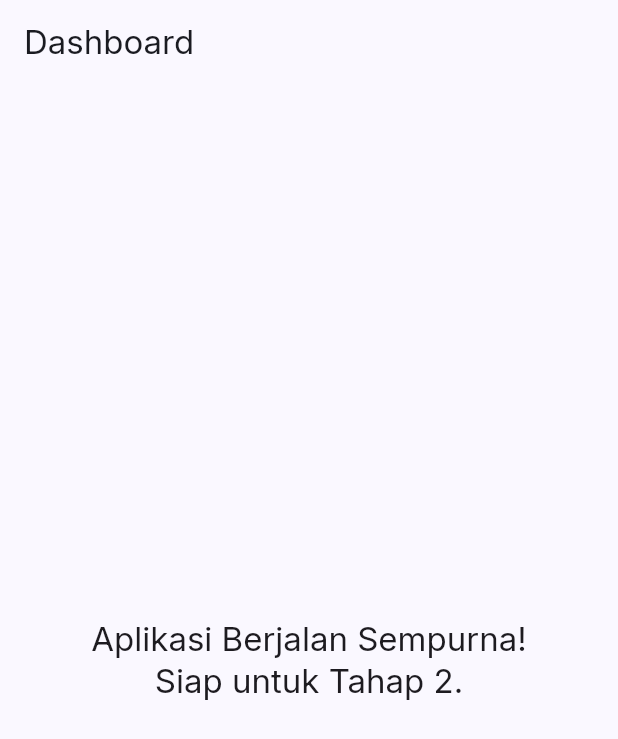
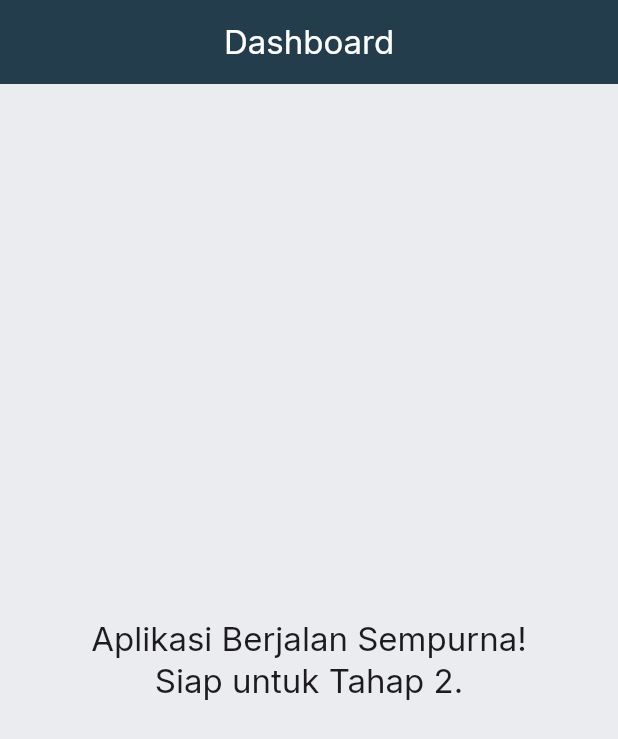
Before and after one commit to aqilahdaffa8/swifttrack, a Flutter app: the screen it shows after launch, on a phone screen of 412 x 824 dp. Shown: the top 739 px of the screen. Run offline on Flutter 3.47's test engine with Material 3 defaults, Android fonts, the phone set to English and light mode, and no system bars; our stand-ins replace google_fonts.

Commit message:
Refactor AppTheme colors and improve theme definitions for light and dark modes

```diff
--- a/lib/core/theme/app_theme.dart
+++ b/lib/core/theme/app_theme.dart
@@ -3,22 +3,35 @@ import 'package:flutter/cupertino.dart';
 import 'package:google_fonts/google_fonts.dart';
 
 class AppTheme {
-  // Brand Colors
-  static const Color cobaltBlue = Color(0xFF0047AB);
-  static const Color emeraldGreen = Color(0xFF50C878);
+  // Brand Colors (Sesuai Pilihan Anda)
+  static const Color primaryColor = Color(0xFF233D4D);
+  static const Color accentOrange = Color(0xFFFE7F2D);
+  static const Color lightBackground = Color(0xFFEAECF0);
+  static const Color pureBlack = Color(0xFF000000);
+
+  // Dark Mode Specific Colors
   static const Color darkBackground = Color(0xFF121212);
-  static const Color surfaceColor = Color(0xFF1E1E1E);
+  static const Color darkSurface = Color(0xFF1E1E1E);
 
   static ThemeData get lightTheme {
     return ThemeData(
       useMaterial3: true,
+      scaffoldBackgroundColor: lightBackground,
       colorScheme: ColorScheme.fromSeed(
-        seedColor: cobaltBlue,
-        primary: cobaltBlue,
-        secondary: emeraldGreen,
+        seedColor: primaryColor,
+        primary: primaryColor,
+        secondary: accentOrange,
+        surface: Colors.white, // Agar Card terlihat menonjol di atas lightBackground
+        onSurface: pureBlack,
         brightness: Brightness.light,
       ),
       textTheme: GoogleFonts.interTextTheme(),
+      appBarTheme: const AppBarTheme(
+        backgroundColor: primaryColor,
+        foregroundColor: Colors.white,
+        centerTitle: true,
+        elevation: 0,
+      ),
       pageTransitionsTheme: const PageTransitionsTheme(
         builders: {
           TargetPlatform.android: FadeUpwardsPageTransitionsBuilder(),
@@ -31,15 +44,22 @@ class AppTheme {
   static ThemeData get darkTheme {
     return ThemeData(
       useMaterial3: true,
-      scaffoldBackgroundColor: darkBackground,
+      scaffoldBackgroundColor: pureBlack, // Menggunakan hitam murni Anda untuk base
       colorScheme: ColorScheme.fromSeed(
-        seedColor: cobaltBlue,
-        primary: cobaltBlue,
-        secondary: emeraldGreen,
+        seedColor: primaryColor,
+        primary: primaryColor,
+        secondary: accentOrange,
+        surface: darkSurface,
+        onSurface: Colors.white,
         brightness: Brightness.dark,
-        surface: surfaceColor,
       ),
       textTheme: GoogleFonts.interTextTheme(ThemeData.dark().textTheme),
+      appBarTheme: const AppBarTheme(
+        backgroundColor: pureBlack,
+        foregroundColor: Colors.white,
+        centerTitle: true,
+        elevation: 0,
+      ),
       pageTransitionsTheme: const PageTransitionsTheme(
         builders: {
           TargetPlatform.android: FadeUpwardsPageTransitionsBuilder(),
```
